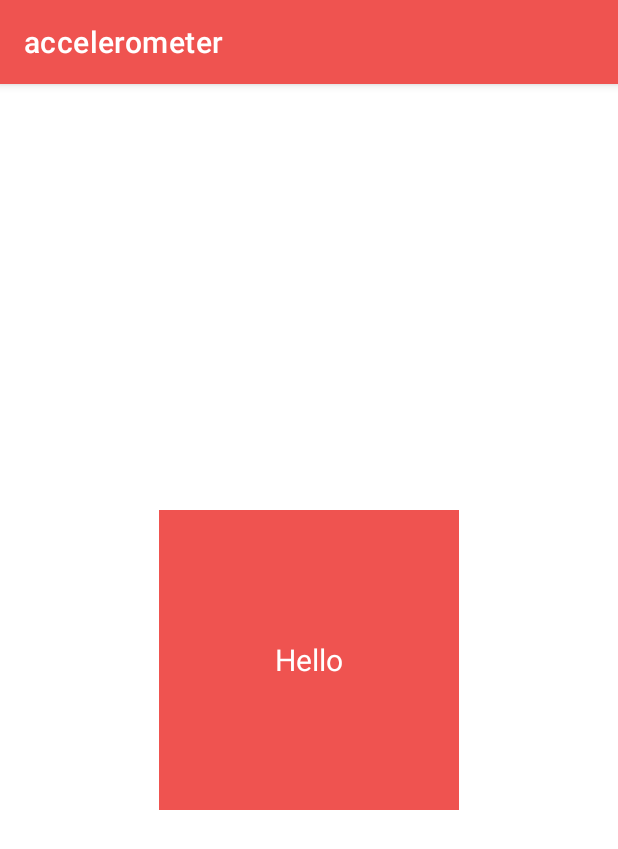
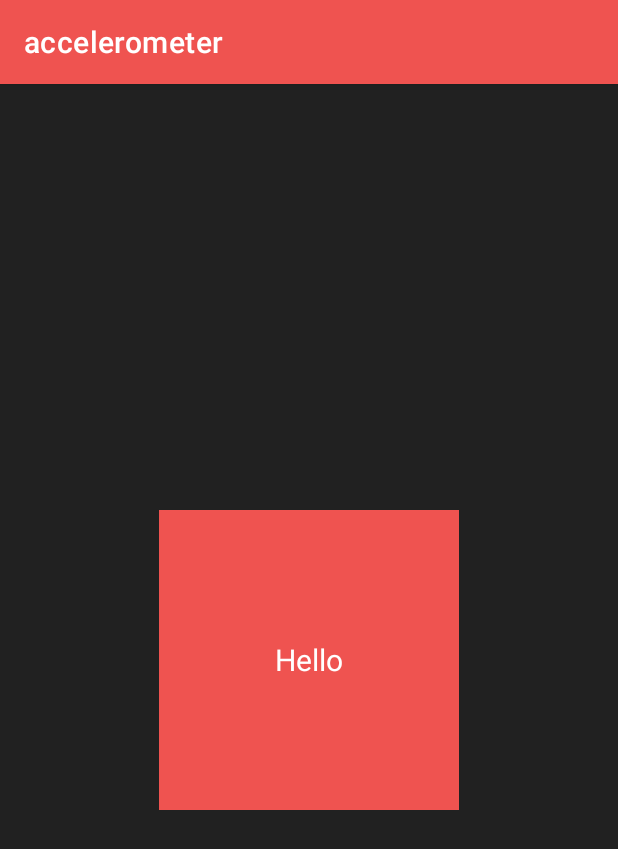
Before and after one commit to indently/accelerometer, an Android app: the screen it shows after launch (MainActivity), on a phone screen of 412 x 824 dp. Shown: the top 849 px of the screen. Run offline under Robolectric (Android 15) with nearby library versions, the phone set to English and light mode, and no system bars.

Commit message:
Did some spring cleaning

```diff
--- a/app/src/main/java/com/codepalace/accelerometer/MainActivity.kt
+++ b/app/src/main/java/com/codepalace/accelerometer/MainActivity.kt
@@ -1,14 +1,11 @@
 package com.codepalace.accelerometer
 
-import android.content.Context
 import android.hardware.Sensor
 import android.hardware.SensorEvent
 import android.hardware.SensorEventListener
 import android.hardware.SensorManager
 import androidx.appcompat.app.AppCompatActivity
 import android.os.Bundle
-import android.util.Log
-import android.widget.ImageView
 import android.widget.TextView
 import androidx.appcompat.app.AppCompatDelegate
 
@@ -58,8 +55,6 @@ class MainActivity : AppCompatActivity(), SensorEventListener {
             }
 
             square.text = "up/down ${upDown.toInt()}\n sides ${sides.toInt()}"
-
-
         }
     }
 
--- a/app/src/main/res/layout/activity_main.xml
+++ b/app/src/main/res/layout/activity_main.xml
@@ -4,17 +4,18 @@
     xmlns:tools="http://schemas.android.com/tools"
     android:layout_width="match_parent"
     android:layout_height="match_parent"
+    android:background="#212121"
     tools:context=".MainActivity">
 
     <TextView
         android:id="@+id/iv_square"
         android:layout_width="200dp"
         android:layout_height="200dp"
+        android:layout_centerInParent="true"
+        android:background="#EF5350"
+        android:gravity="center"
         android:text="Hello"
-        android:textSize="20sp"
         android:textColor="@color/white"
-        android:gravity="center"
-        android:background="#EF5350"
-        android:layout_centerInParent="true"/>
+        android:textSize="20sp" />
 
 </RelativeLayout>
```
